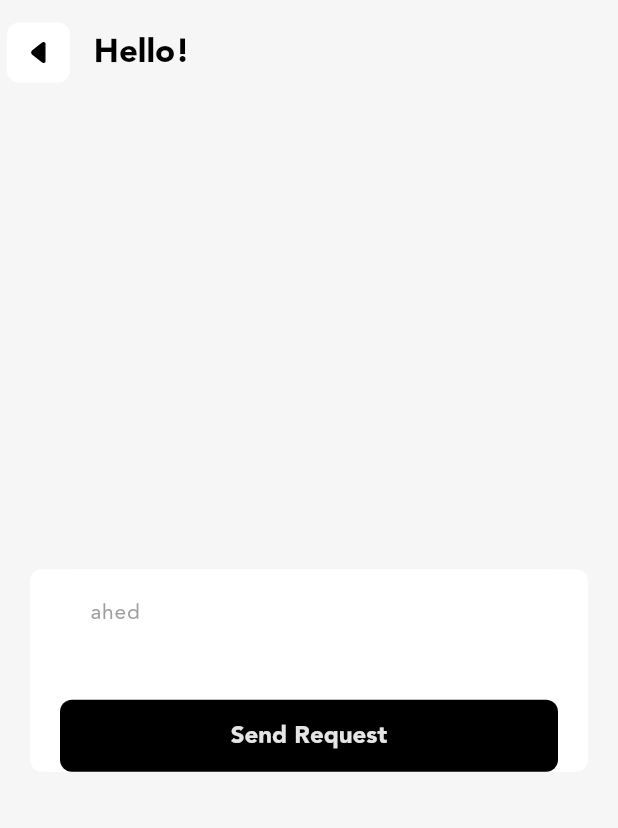
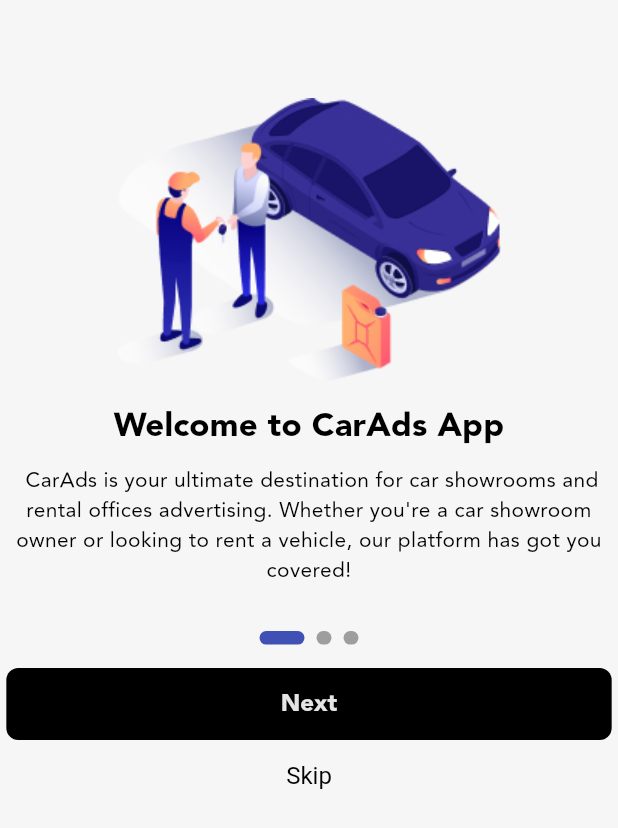
Before and after one commit to mohammednajy/CarAds_App, a Flutter app: the screen it shows after launch, on a phone screen of 412 x 824 dp. Shown: the top 828 px of the screen. Run offline on Flutter 3.47's test engine with Material 3 defaults, Android fonts, the phone set to English and light mode, and no system bars; drawn by our look-alikes of smooth_page_indicator; our stand-ins replace easy_localization, firebase_core, flutter_hooks, flutter_riverpod, flutter_svg, hooks_riverpod and 1 more; accounts and stored records are empty.

Commit message:
end of onboarding ui structure and style

```diff
--- a/lib/core/router/router.dart
+++ b/lib/core/router/router.dart
@@ -1,3 +1,4 @@
+import 'package:car_ads_app/features/auth/presentation/screens/login_screen.dart';
 import 'package:car_ads_app/features/onboarding/presentation/screens/onboarding_screen.dart';
 
 import 'routes_name.dart';
@@ -9,7 +10,10 @@ Route<dynamic>? onGenerateRoute(RouteSettings settings) {
       return MaterialPageRoute(
         builder: (context) => const OnBoardingScreen(),
       );
-
+    case RoutesName.login:
+      return MaterialPageRoute(
+        builder: (context) => const LoginScreen(),
+      );
     default:
       return MaterialPageRoute(
         builder: (context) => const Text('wrong path'),
--- a/lib/core/router/routes_name.dart
+++ b/lib/core/router/routes_name.dart
@@ -1,4 +1,5 @@
 class RoutesName {
   RoutesName._();
   static const String onboarding = '/';
+  static const String login = '/login';
 }
--- a/lib/core/theme/light_theme.dart
+++ b/lib/core/theme/light_theme.dart
@@ -19,10 +19,10 @@ final ThemeData lightTheme = ThemeData(
 
     textButtonTheme: TextButtonThemeData(
       style: ButtonStyle(
-          foregroundColor: WidgetStateProperty.all(ColorManager.warningColor),
+          foregroundColor: WidgetStateProperty.all(ColorManager.primary),
           textStyle: WidgetStateProperty.all(const TextStyle(
             fontSize: FontSize.s16,
-            fontWeight: FontWeight.w800,
+            fontWeight: FontWeight.w400,
           ))),
     ),
     //------------------------------AppBarTheme---------------------------------
--- a/lib/core/utils/extensions/sized_box.dart
+++ b/lib/core/utils/extensions/sized_box.dart
@@ -18,8 +18,8 @@ class ScreenUtil {
 }
 
 extension FlutterSizes on num {
-  static const designWidth = 360;
-  static const designHeight = 800;
+  static const designWidth = 390;
+  static const designHeight = 844;
 
   SizedBox get addHorizontalSpace {
     return SizedBox(
--- /dev/null
+++ b/lib/features/onboarding/data/models/onboarding_model.dart
@@ -0,0 +1,37 @@
+// ignore_for_file: public_member_api_docs, sort_constructors_first
+import 'package:car_ads_app/core/utils/resources/images_constant.dart';
+
+class OnboardingModel {
+  final String title;
+  final String description;
+  final String imagePath;
+  OnboardingModel({
+    required this.title,
+    required this.description,
+    required this.imagePath,
+  });
+}
+
+List<OnboardingModel> onboardingData = [
+  OnboardingModel(
+    title: 'Welcome to CarAds App',
+    description: '''
+ CarAds is your ultimate destination for car showrooms and rental offices advertising. Whether you're a car showroom owner or looking to rent a vehicle, our platform has got you covered!
+''',
+    imagePath: ImagePath.onboarding1,
+  ),
+  OnboardingModel(
+    title: 'Effortless Ads Management',
+    description: '''
+Are you a car showroom or rental office owner? Create your special account now! Easily manage and promote your ads within a few taps. Reach a broader audience, receive inquiries with CarAds
+''',
+    imagePath: ImagePath.onboarding2,
+  ),
+  OnboardingModel(
+    title: 'Explore Your Options',
+    description: '''
+Discover a wide range of car advertisements tailored to your preferences. Browse through various car models, rental offers, and exclusive deals from local showrooms. With CarAds
+''',
+    imagePath: ImagePath.onboarding3,
+  ),
+];
--- a/lib/features/onboarding/presentation/screens/onboarding_screen.dart
+++ b/lib/features/onboarding/presentation/screens/onboarding_screen.dart
@@ -1,76 +1,93 @@
 import 'package:car_ads_app/core/commonWidgets/bottom_sheet_widget.dart';
-import 'package:car_ads_app/core/commonWidgets/custom_appbar.dart';
 import 'package:car_ads_app/core/commonWidgets/custom_button.dart';
-import 'package:car_ads_app/core/commonWidgets/custom_textFeild.dart';
-import 'package:car_ads_app/core/commonWidgets/main_card.dart';
-import 'package:car_ads_app/core/localization/locale_keys.g.dart';
-import 'package:easy_localization/easy_localization.dart';
+import 'package:car_ads_app/core/router/router_extention.dart';
+import 'package:car_ads_app/core/router/routes_name.dart';
+import 'package:car_ads_app/core/utils/extensions/layout_extensions.dart';
+import 'package:car_ads_app/core/utils/extensions/sized_box.dart';
+import 'package:car_ads_app/core/utils/extensions/text_extension.dart';
+import 'package:car_ads_app/features/onboarding/data/models/onboarding_model.dart';
 import 'package:flutter/material.dart';
-import 'package:flutter_riverpod/flutter_riverpod.dart';
+import 'package:flutter_hooks/flutter_hooks.dart';
+import 'package:hooks_riverpod/hooks_riverpod.dart';
+import 'package:smooth_page_indicator/smooth_page_indicator.dart';
 
-class OnBoardingScreen extends ConsumerWidget {
+class OnBoardingScreen extends HookConsumerWidget {
   const OnBoardingScreen({super.key});
 
   @override
   Widget build(BuildContext context, WidgetRef ref) {
+    final controller = usePageController();
+    final index = useState(0);
     return Scaffold(
-      appBar: CustomAppBar(
-        title: LocaleKeys.hello.tr(),
+      body: SafeArea(
+        child: ListView(
+          padding: 20.spaceHorizontal,
+          children: [
+            80.addVerticalSpace,
+            SizedBox(
+              height: 200.height,
+              child: PageView.builder(
+                controller: controller,
+                itemBuilder: (context, index) =>
+                    Image.asset(onboardingData[index].imagePath),
+                itemCount: 3,
+                onPageChanged: (value) => index.value = value,
               ),
-      body: Center(
-          child: MainCard(
-        left: 20,
-        right: 20,
-        child: Padding(
-          padding: const EdgeInsets.symmetric(horizontal: 20.0),
-          child: Column(
-            mainAxisSize: MainAxisSize.min,
+            ),
+            32.addVerticalSpace,
+            Text(
+              onboardingData[index.value].title,
+              textAlign: TextAlign.center,
+              style: context.titleMedium.copyWith(fontSize: 22),
+            ),
+            32.addVerticalSpace,
+            Text(
+              onboardingData[index.value].description,
+              textAlign: TextAlign.center,
+              style: context.bodyMedium,
+            ),
+            32.addVerticalSpace,
+            SmoothPageIndicator(
+                    controller: controller, // PageController
+                    count: 3,
+                    effect: const ExpandingDotsEffect(
+                        dotHeight: 9, dotWidth: 10), // your preferred effect
+                    onDotClicked: (index) {})
+                .center(),
+            40.addVerticalSpace,
+            index.value != 2
+                ? CustomButtonWidget(
+                    title: 'Next',
+                    onPressed: () {
+                      print(controller.page);
+                      controller.nextPage(
+                          duration: const Duration(milliseconds: 500),
+                          curve: Curves.easeIn);
+                    })
+                : Column(
                     children: [
-              CustomTextField(
-                keyboardType: TextInputType.visiblePassword,
-                hintText: LocaleKeys.ahed.tr(),
-                // obscureText: true,
+                      CustomButtonWidget(
+                          title: 'Join Now As A User',
+                          onPressed: () {
+                            context.navigateAndReplace(RoutesName.login);
+                          }),
+                      16.addVerticalSpace,
+                      CustomButtonWidget(
+                          title: 'Join Now As A Showrooms',
+                          onPressed: () {
+                            //TODO: futuristic
+                            print('go to show rooms screen');
+                          })
+                    ],
                   ),
-              const SizedBox(height: 30),
-              CustomButtonWidget(
-                title: 'Send Request',
-                onPressed: () async {
-                  showModalBottomSheet(
-                      useSafeArea: true,
-                      shape: RoundedRectangleBorder(
-                          borderRadius: BorderRadius.circular(8)),
-                      context: context,
-                      builder: (context) => BottomSheetWidget(
-                            title: 'clearYourHistory',
-                            primaryButtonText: 'YES , CLEAR IT ',
-                            secondaryButtonText: 'NO , I CHANGED MY MIND !',
-                            onPressedButton: () {},
-                            onPressedTextButton: () {},
-                            body: Text('data'),
-                          ));
-
-                  // try {
-                  //   final credential = await FirebaseAuth.instance
-                  //       .createUserWithEmailAndPassword(
-                  //     email: 'ahed@gmail.com',
-                  //     password: 'password',
-                  //   );
-                  //   print(credential.user);
-                  // } on FirebaseAuthException catch (e) {
-                  //   if (e.code == 'weak-password') {
-                  //     print('The password provided is too weak.');
-                  //   } else if (e.code == 'email-already-in-use') {
-                  //     print('The account already exists for that email.');
-                  //   }
-                  // } catch (e) {
-                  //   print(e);
-                  // }
+            TextButton(
+                onPressed: () {
+                  context.navigateAndReplace(RoutesName.login);
                 },
-              ),
+                child: const Text('Skip'))
           ],
         ),
       ),
-      )),
     );
   }
 }
--- a/pubspec.yaml
+++ b/pubspec.yaml
@@ -18,11 +18,15 @@ dependencies:
   firebase_auth: ^5.3.1
   shimmer: ^3.0.0
   flutter_svg: ^2.0.10+1
+  hooks_riverpod: ^2.6.1
+  flutter_hooks: ^0.20.5
+  smooth_page_indicator: ^1.2.0+3
 
 dev_dependencies:
   flutter_lints: ^3.0.0
   flutter_test:
     sdk: flutter
+
 
 flutter:
   uses-material-design: true
```
Also changed, not shown: lib/core/utils/resources/images_constant.dart (+6 -4 lines), lib/features/auth/presentation/screens/login_screen.dart (added, +15 -0 lines), assets/images/onboarding1.png (added), assets/images/onboarding2.png (added), assets/images/onboarding3.png (added), pubspec.lock, 1 other file. Lines whose indentation alone changed are shown as unchanged.
